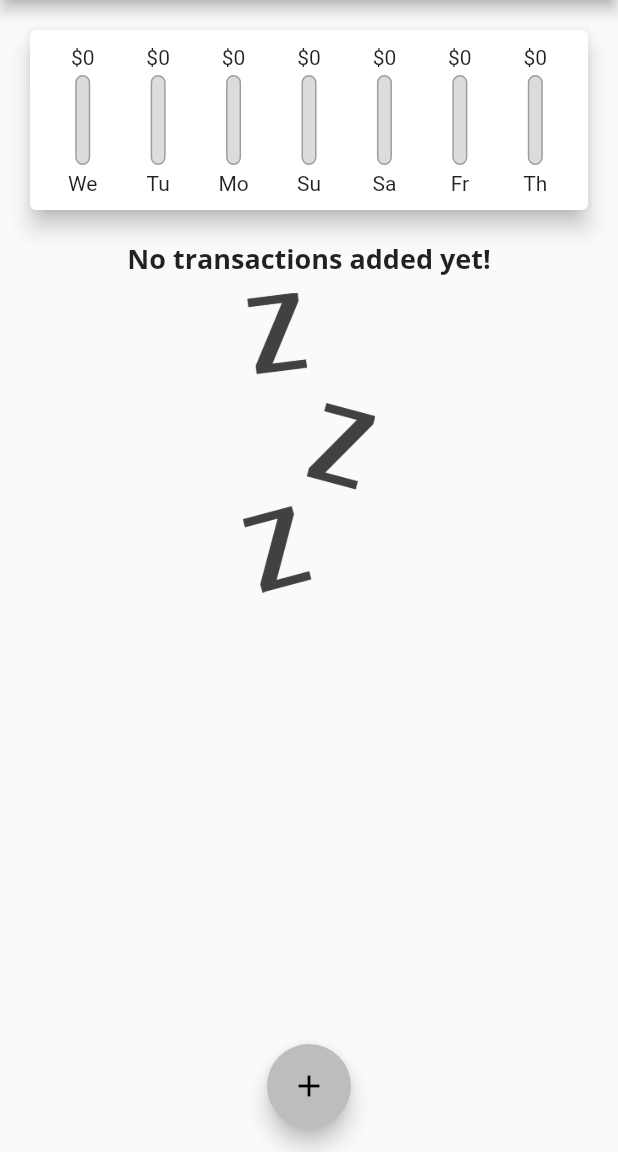
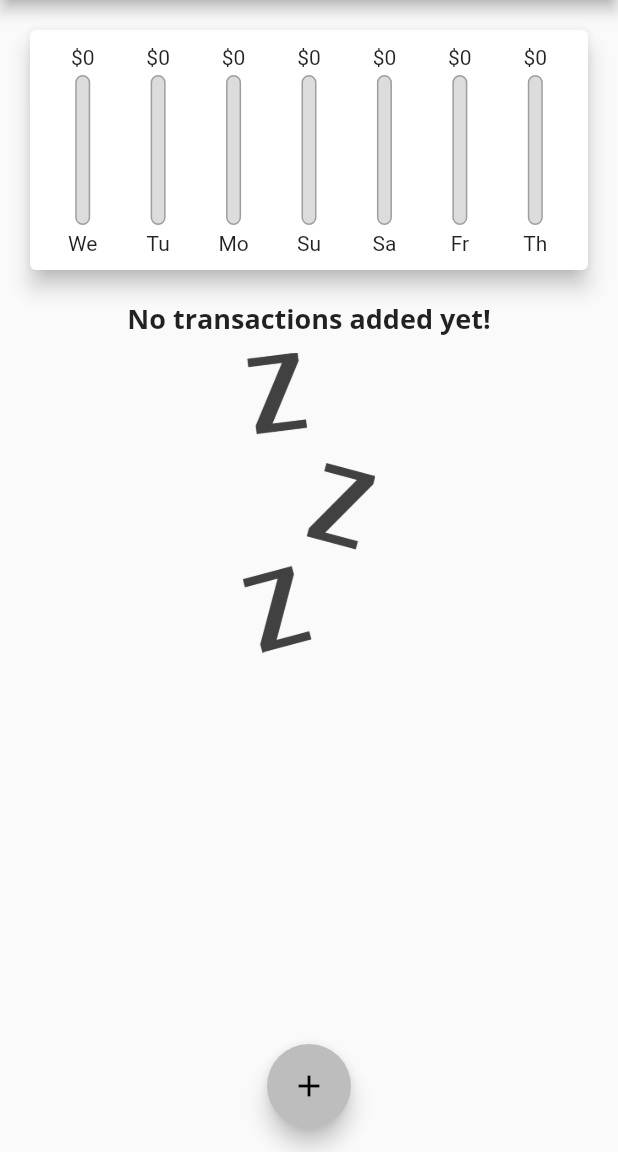
Before and after one commit to thq4n/personal_expenses_application, a Flutter app: the screen it shows after launch, on a phone screen of 412 x 824 dp, the part 84-1236 px from its top. Run offline on Flutter 3.47's test engine with Material 2 defaults, Android fonts, the phone set to English and light mode, and no system bars.

Commit message:
update UI

```diff
--- a/lib/widgets/chart_bar.dart
+++ b/lib/widgets/chart_bar.dart
@@ -18,7 +18,7 @@ class ChartBar extends StatelessWidget {
           height: 4,
         ),
         Container(
-          height: 60,
+          height: 100,
           width: 10,
           child: Stack(
             children: <Widget>[
@@ -32,12 +32,15 @@ class ChartBar extends StatelessWidget {
                   borderRadius: BorderRadius.circular(10),
                 ),
               ),
-              FractionallySizedBox(
-                heightFactor: spendingPctOfTotal,
-                child: Container(
-                  decoration: BoxDecoration(
-                    color: Theme.of(context).primaryColor,
-                    borderRadius: BorderRadius.circular(10),
+              Container(
+                alignment: Alignment.bottomCenter,
+                child: FractionallySizedBox(
+                  heightFactor: spendingPctOfTotal,
+                  child: Container(
+                    decoration: BoxDecoration(
+                      color: Theme.of(context).primaryColor,
+                      borderRadius: BorderRadius.circular(10),
+                    ),
                   ),
                 ),
               ),
```
